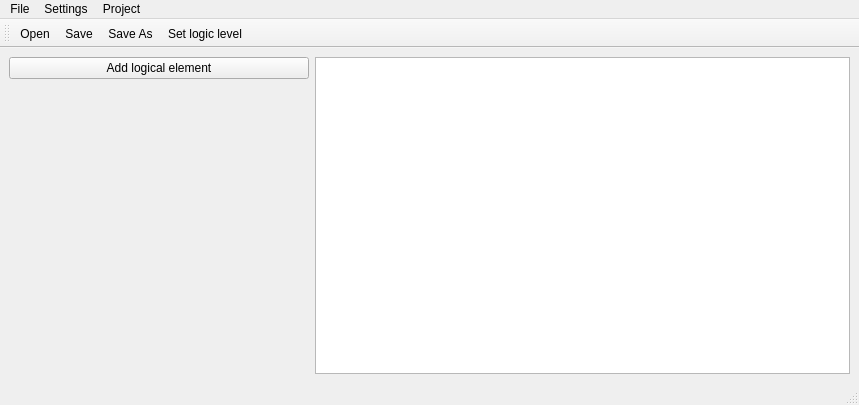
Above: mainwindow.ui from RomanovAG/Project-practice-ICIS-December before the change. Below: the same form after it.
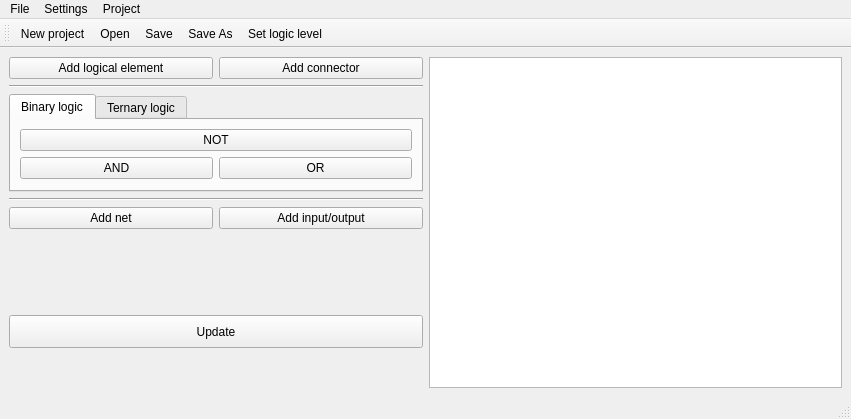
That is the form after the change. Icons and pictures are not drawn.

Diff of the .ui file:
```diff
--- a/mainwindow.ui
+++ b/mainwindow.ui
@@ -6,8 +6,8 @@
    <rect>
     <x>0</x>
     <y>0</y>
-    <width>859</width>
-    <height>405</height>
+    <width>851</width>
+    <height>419</height>
    </rect>
   </property>
   <property name="sizePolicy">
@@ -39,29 +39,137 @@
     <enum>Qt::LeftToRight</enum>
    </property>
    <layout class="QGridLayout" name="gridLayout">
-    <item row="2" column="0">
+    <item row="0" column="2" rowspan="9">
+     <widget class="QGraphicsView" name="graphicsView"/>
+    </item>
+    <item row="0" column="1">
+     <layout class="QGridLayout" name="gridLayout_4">
+      <item row="0" column="0">
+       <widget class="QPushButton" name="pushButton">
+        <property name="text">
+         <string>Add logical element</string>
+        </property>
+       </widget>
+      </item>
+      <item row="0" column="1">
+       <widget class="QPushButton" name="connector">
+        <property name="text">
+         <string>Add connector</string>
+        </property>
+       </widget>
+      </item>
+     </layout>
+    </item>
+    <item row="1" column="1">
+     <widget class="Line" name="line">
+      <property name="orientation">
+       <enum>Qt::Horizontal</enum>
+      </property>
+     </widget>
+    </item>
+    <item row="7" column="1">
+     <widget class="QPushButton" name="pushButton_2">
+      <property name="sizePolicy">
+       <sizepolicy hsizetype="Minimum" vsizetype="Minimum">
+        <horstretch>0</horstretch>
+        <verstretch>0</verstretch>
+       </sizepolicy>
+      </property>
+      <property name="text">
+       <string>Update</string>
+      </property>
+     </widget>
+    </item>
+    <item row="4" column="1">
+     <layout class="QGridLayout" name="gridLayout_2">
+      <item row="0" column="1">
+       <widget class="QPushButton" name="addInOut">
+        <property name="text">
+         <string>Add input/output</string>
+        </property>
+       </widget>
+      </item>
+      <item row="0" column="0">
+       <widget class="QPushButton" name="addNet">
+        <property name="sizePolicy">
+         <sizepolicy hsizetype="Preferred" vsizetype="Fixed">
+          <horstretch>0</horstretch>
+          <verstretch>0</verstretch>
+         </sizepolicy>
+        </property>
+        <property name="text">
+         <string>Add net</string>
+        </property>
+       </widget>
+      </item>
+     </layout>
+    </item>
+    <item row="2" column="1">
+     <widget class="QTabWidget" name="tab">
+      <property name="sizePolicy">
+       <sizepolicy hsizetype="Preferred" vsizetype="Preferred">
+        <horstretch>0</horstretch>
+        <verstretch>0</verstretch>
+       </sizepolicy>
+      </property>
+      <property name="layoutDirection">
+       <enum>Qt::LeftToRight</enum>
+      </property>
+      <property name="currentIndex">
+       <number>0</number>
+      </property>
+      <widget class="QWidget" name="tab_1">
+       <attribute name="title">
+        <string>Binary logic</string>
+       </attribute>
+       <layout class="QGridLayout" name="gridLayout_3">
+        <item row="0" column="0" colspan="2">
+         <widget class="QPushButton" name="notButton">
+          <property name="text">
+           <string>NOT</string>
+          </property>
+         </widget>
+        </item>
+        <item row="1" column="0">
+         <widget class="QPushButton" name="andButton">
+          <property name="text">
+           <string>AND</string>
+          </property>
+         </widget>
+        </item>
+        <item row="1" column="1">
+         <widget class="QPushButton" name="orButton">
+          <property name="text">
+           <string>OR</string>
+          </property>
+         </widget>
+        </item>
+       </layout>
+      </widget>
+      <widget class="QWidget" name="tab_2">
+       <attribute name="title">
+        <string>Ternary logic</string>
+       </attribute>
+      </widget>
+     </widget>
+    </item>
+    <item row="5" column="1">
      <spacer name="horizontalSpacer">
       <property name="orientation">
        <enum>Qt::Horizontal</enum>
       </property>
-      <property name="sizeType">
-       <enum>QSizePolicy::Minimum</enum>
-      </property>
       <property name="sizeHint" stdset="0">
        <size>
-        <width>300</width>
-        <height>100</height>
+        <width>40</width>
+        <height>20</height>
        </size>
       </property>
      </spacer>
     </item>
-    <item row="0" column="1" rowspan="3">
-     <widget class="QGraphicsView" name="graphicsView"/>
-    </item>
-    <item row="0" column="0">
-     <widget class="QPushButton" name="pushButton">
-      <property name="text">
-       <string>Add logical element</string>
+    <item row="3" column="1">
+     <widget class="Line" name="line_2">
+      <property name="orientation">
+       <enum>Qt::Horizontal</enum>
       </property>
      </widget>
     </item>
@@ -72,7 +180,7 @@
     <rect>
      <x>0</x>
      <y>0</y>
-     <width>859</width>
+     <width>851</width>
      <height>26</height>
     </rect>
    </property>
@@ -104,12 +212,22 @@
    <property name="windowTitle">
     <string>toolBar</string>
    </property>
+   <property name="autoFillBackground">
+    <bool>false</bool>
+   </property>
+   <property name="toolButtonStyle">
+    <enum>Qt::ToolButtonIconOnly</enum>
+   </property>
+   <property name="floatable">
+    <bool>true</bool>
+   </property>
    <attribute name="toolBarArea">
     <enum>TopToolBarArea</enum>
    </attribute>
    <attribute name="toolBarBreak">
     <bool>false</bool>
    </attribute>
+   <addaction name="actionNew_project"/>
    <addaction name="actionOpen"/>
    <addaction name="actionSave"/>
    <addaction name="actionSave_As"/>
@@ -135,6 +253,30 @@
     <string>Set logic level</string>
    </property>
   </action>
+  <action name="actionNew_project">
+   <property name="icon">
+    <iconset resource="resources.qrc">
+     <normaloff>:/res/resources/new-file_40454.png</normaloff>:/res/resources/new-file_40454.png</iconset>
+   </property>
+   <property name="text">
+    <string>New project</string>
+   </property>
+   <property name="shortcut">
+    <string>Ctrl+N</string>
+   </property>
+  </action>
+  <action name="actionSave">
+   <property name="icon">
+    <iconset resource="resources.qrc">
+     <normaloff>:/res/resources/Save_37110.png</normaloff>:/res/resources/Save_37110.png</iconset>
+   </property>
+   <property name="text">
+    <string>Save</string>
+   </property>
+   <property name="shortcut">
+    <string>Ctrl+S</string>
+   </property>
+  </action>
  </widget>
  <resources/>
  <connections/>
```
Left out of the diff: 26 changed lines with no effect on the pictures.
